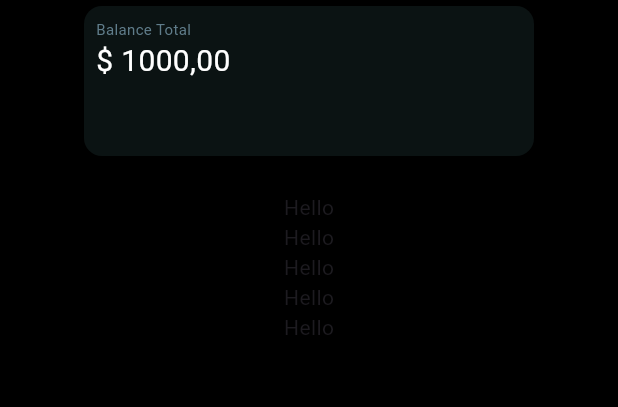
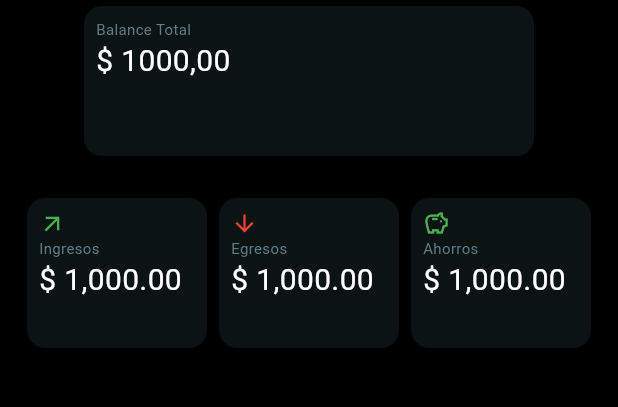
Before and after one commit to chrisladzamach/finTrack, a Flutter app: the screen it shows after launch, on a phone screen of 412 x 824 dp, the part 84-491 px from its top. Run offline on Flutter 3.47's test engine with Material 3 defaults, Android fonts, the phone set to English and light mode, and no system bars.

Commit message:
Creado menú de ingresos, egresos y ahorros

```diff
--- a/lib/ui/screens/track_screen.dart
+++ b/lib/ui/screens/track_screen.dart
@@ -1,3 +1,4 @@
+import 'package:fin_track/ui/widgets/menu.dart';
 import 'package:fin_track/ui/widgets/status_card.dart';
 import 'package:flutter/material.dart';
 
@@ -12,11 +13,7 @@ class TrackScreen extends StatelessWidget {
         children: [
           StatusCard(),
           SizedBox(height: 20),
-          Text("Hello"),
-          Text("Hello"),
-          Text("Hello"),
-          Text("Hello"),
-          Text("Hello"),
+          Menu()
         ],
       ),
     );
--- /dev/null
+++ b/lib/ui/widgets/menu.dart
@@ -0,0 +1,42 @@
+import 'package:fin_track/ui/widgets/menu_card.dart';
+import 'package:flutter/material.dart';
+
+class Menu extends StatelessWidget {
+  const Menu({super.key});
+
+  @override
+  Widget build(BuildContext context) {
+    return Row(
+      mainAxisAlignment: MainAxisAlignment.center,
+      children: [
+        MenuCard(
+          icon: Icons.arrow_outward_outlined,
+          color: Colors.green,
+          title: "Ingresos",
+          value: "\$ 1,000.00",
+          onTap: () {
+            // print("Card presionada!");
+          },
+        ),
+        MenuCard(
+          icon: Icons.arrow_downward_outlined,
+          color: Colors.red,
+          title: "Egresos",
+          value: "\$ 1,000.00",
+          onTap: () {
+            // print("Card presionada!");
+          },
+        ),
+        MenuCard(
+          icon: Icons.savings_outlined,
+          color: Colors.green,
+          title: "Ahorros",
+          value: "\$ 1,000.00",
+          onTap: () {
+            // print("Card presionada!");
+          },
+        ),
+      ],
+    );
+  }
+}
--- /dev/null
+++ b/lib/ui/widgets/menu_card.dart
@@ -0,0 +1,63 @@
+import 'package:flutter/material.dart';
+
+class MenuCard extends StatelessWidget {
+  final IconData icon;
+  final String title;
+  final String value;
+  final Color? color;
+  final VoidCallback? onTap;
+
+  const MenuCard({
+    super.key,
+    required this.icon,
+    required this.title,
+    required this.value,
+    this.color,
+    this.onTap,
+  });
+
+  @override
+  Widget build(BuildContext context) {
+    return Card(
+      color: const Color(0xFF0b1313),
+      clipBehavior: Clip.hardEdge,
+      child: InkWell(
+        splashColor: Colors.blue.withAlpha(30),
+        onTap: onTap,
+        child: SizedBox(
+          width: 120,
+          height: 100,
+          child: Padding(
+            padding: const EdgeInsets.all(8.0),
+            child: Column(
+              crossAxisAlignment: CrossAxisAlignment.start,
+              children: [
+                Icon(
+                  icon,
+                  size: 18,
+                  color: color,
+                ),
+
+                Text(
+                  title,
+                  style: const TextStyle(
+                    fontSize: 10,
+                    color: Colors.blueGrey,
+                  ),
+                ),
+
+                Text(
+                  value,
+                  style: const TextStyle(
+                    fontSize: 20,
+                    color: Colors.white,
+                  ),
+                ),
+              ],
+            ),
+          ),
+        ),
+      ),
+    );
+  }
+}
```
